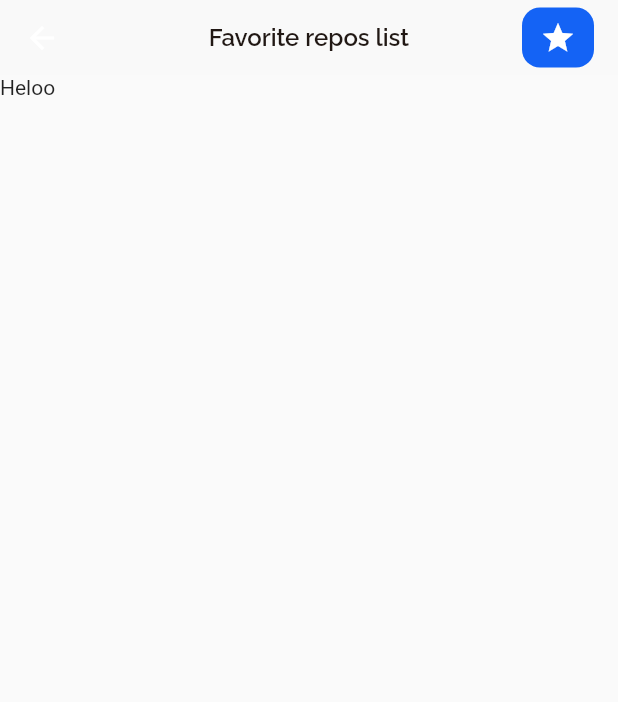
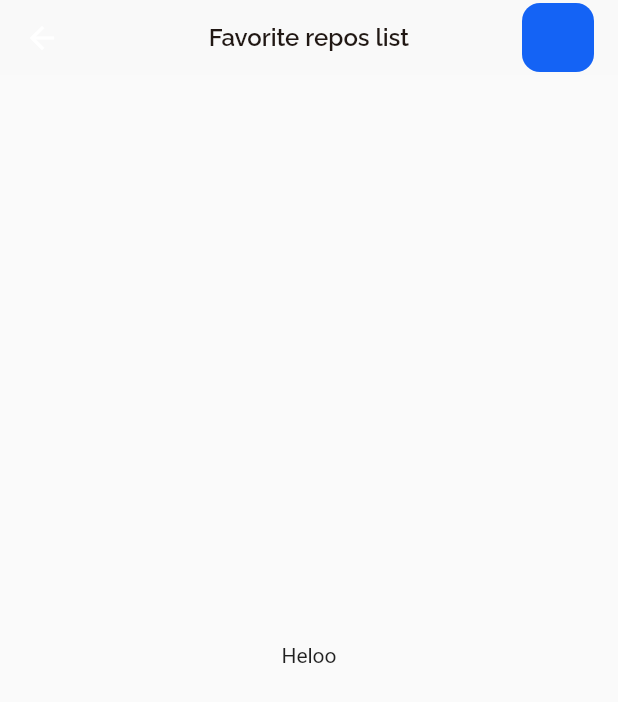
Before and after one commit to OwlDarlyn/flutter-github-search, a Flutter app: the FavoriteScreen screen opened by its route, on a phone screen of 412 x 824 dp. Shown: the top 702 px of the screen. Run offline on Flutter 3.47's test engine with Material 2 defaults, Android fonts, the phone set to English and light mode, and no system bars.

Commit message:
edit appbar

```diff
--- a/lib/components/app_bar_component.dart
+++ b/lib/components/app_bar_component.dart
@@ -3,18 +3,22 @@ import 'package:flutter/material.dart';
 import 'package:potje_test_assignment/presentation/resources/color_manager.dart';
 import 'package:potje_test_assignment/presentation/resources/font_manager.dart';
 import 'package:potje_test_assignment/presentation/resources/routes_manager.dart';
-import 'package:potje_test_assignment/presentation/resources/strings_manager.dart';
 import 'package:potje_test_assignment/presentation/resources/styles_manager.dart';
 
 class CustomAppBar extends StatelessWidget with PreferredSizeWidget {
   final String title;
   final Widget icon;
+  final EdgeInsetsGeometry margin;
 
-  const CustomAppBar({
-    super.key,
-    required this.title,
-    required this.icon,
-  });
+  const CustomAppBar(
+      {super.key,
+      required this.title,
+      required this.icon,
+      required this.margin});
+
+  void goToSearch(BuildContext context) {
+    Navigator.pushReplacementNamed(context, Routes.searchRoute);
+  }
 
   void goToFavorite(BuildContext context) {
     Navigator.pushReplacementNamed(context, Routes.favoriteRoute);
@@ -34,7 +38,8 @@ class CustomAppBar extends StatelessWidget with PreferredSizeWidget {
         Container(
           height: 44,
           alignment: Alignment.center,
-          margin: const EdgeInsets.only(right: 16, top: 5, bottom: 5),
+          margin: margin,
+          // const EdgeInsets.only(right: 16, top: 2, bottom: 2),
           decoration: BoxDecoration(
               color: ColorManager.accentPrimary,
               borderRadius: const BorderRadius.all(Radius.circular(12))),
--- a/lib/presentation/favorite/favorite_view.dart
+++ b/lib/presentation/favorite/favorite_view.dart
@@ -1,5 +1,7 @@
 import 'package:flutter/material.dart';
 import 'package:potje_test_assignment/components/app_bar_component.dart';
+import 'package:potje_test_assignment/presentation/resources/color_manager.dart';
+import 'package:potje_test_assignment/presentation/resources/routes_manager.dart';
 import 'package:potje_test_assignment/presentation/resources/strings_manager.dart';
 
 class FavoriteScreen extends StatelessWidget {
@@ -9,11 +11,12 @@ class FavoriteScreen extends StatelessWidget {
   Widget build(BuildContext context) {
     return Scaffold(
       appBar: CustomAppBar(
+        margin: const EdgeInsets.only(right: 16, top: 2, bottom: 2),
         title: AppStrings.favoriteTitle,
-        icon: Icon(Icons.star),
+        icon: Container(),
       ),
       body: Container(
-        child: Text('Heloo'),
+        child: Center(child: Text('Heloo')),
       ),
     );
   }
```
